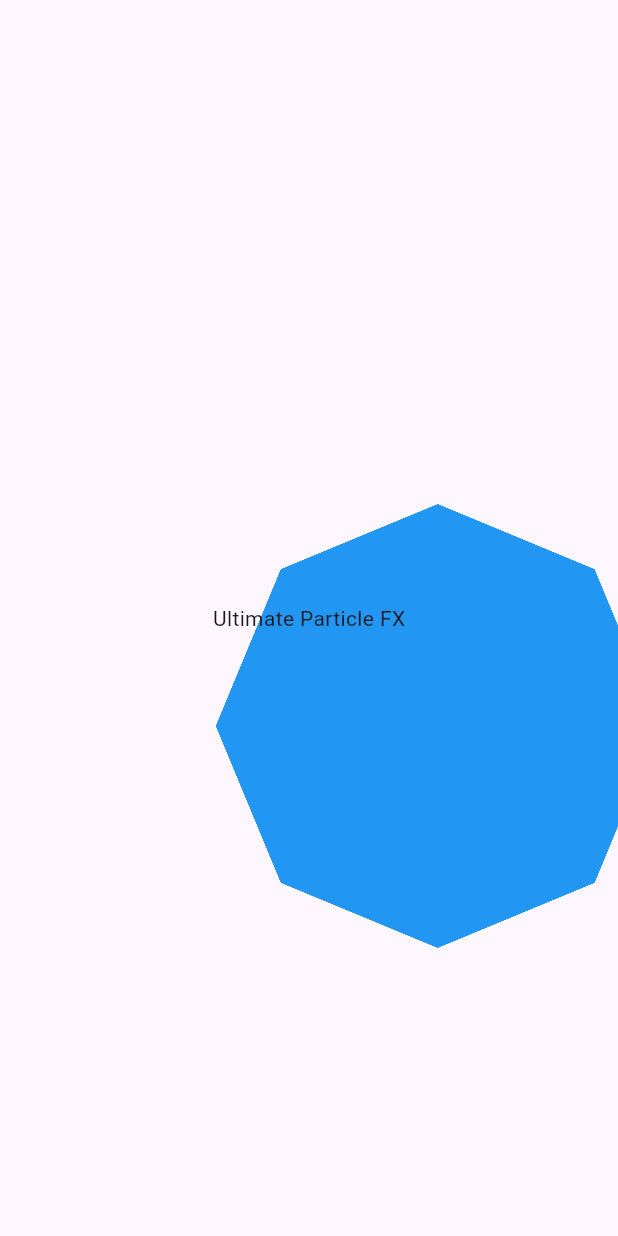
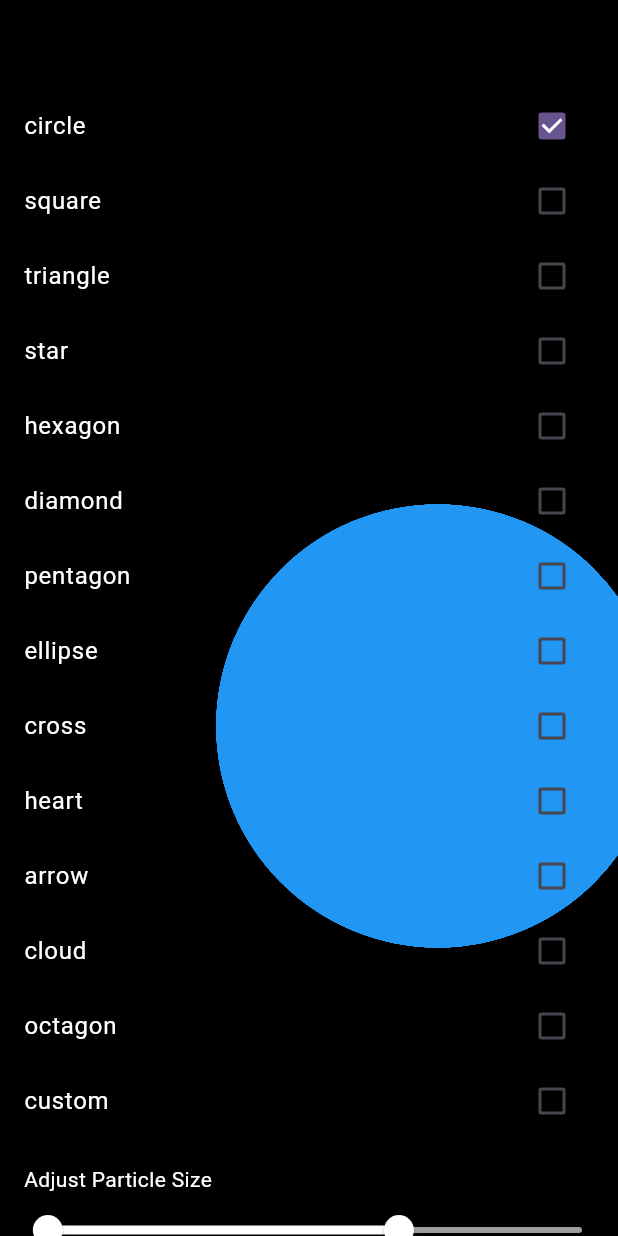
Before and after one commit to saginbajracharya/ultimate_particle_fx, a Flutter app: the screen it shows after launch, on a phone screen of 412 x 824 dp. Run offline on Flutter 3.47's test engine with Material 3 defaults, Android fonts, the phone set to English and light mode, and no system bars.

Commit message:
[Fixed]::example

```diff
--- a/example/lib/main.dart
+++ b/example/lib/main.dart
@@ -1,5 +1,4 @@
 import 'dart:math';
-
 import 'package:flutter/material.dart';
 import 'package:ultimate_particle_fx/ultimate_particle_fx.dart';
 
@@ -32,29 +31,16 @@
   @override
   State<MyHomePage> createState() => _MyHomePageState();
 }
-
 class _MyHomePageState extends State<MyHomePage> {
   final random = Random();
 
-  @override
-  Widget build(BuildContext context) {
-    return Scaffold(
-      extendBodyBehindAppBar: true,
-      body: UltimateParticleFx(
-        neverEnding: true,
-        width: MediaQuery.of(context).size.width+150,
-        height: MediaQuery.of(context).size.height+150,
-        velocity: const Offset(0, 0),
-        position: const Offset(0, 0),
-        colors : const [Colors.green,Colors.yellow,Colors.red,Colors.blue],
-        maxSize: 200.0,
-        minSize: 5.0,
-        lifespan: 1000,
-        speed: 0.5,
-        maxParticles: 10,
-        rotation: 0,
-        rotationSpeed: 0.0,
-        shapes: const [
+  // A set to keep track of selected particle shapes
+  final Set<ParticleShape> _selectedShapes = {
+    ParticleShape.circle,
+  };
+
+  // List of all available shapes
+  final List<ParticleShape> _allShapes = const [
     ParticleShape.circle,
     ParticleShape.square,
     ParticleShape.triangle,
@@ -69,16 +55,112 @@
     ParticleShape.cloud,
     ParticleShape.octagon,
     ParticleShape.custom
-        ],
+  ];
+
+  // Initial range for min and max size
+  RangeValues _particleSizeRange = const RangeValues(5.0, 200.0);
+
+  // Helper method to toggle particle shapes on checkbox change
+  void _toggleShape(ParticleShape shape, bool isSelected) {
+    setState(() {
+      if (isSelected) {
+        _selectedShapes.add(shape);
+      } else {
+        _selectedShapes.remove(shape);
+      }
+    });
+  }
+
+  @override
+  Widget build(BuildContext context) {
+    return Scaffold(
+      backgroundColor: Colors.black,
+      extendBodyBehindAppBar: true,
+      body: Stack(
+        children: [
+          UltimateParticleFx(
+            neverEnding: true,
+            width: MediaQuery.of(context).size.width + 150,
+            height: MediaQuery.of(context).size.height + 150,
+            velocity: const Offset(0, 0),
+            position: const Offset(0, 0),
+            colors: const [Colors.green, Colors.yellow, Colors.red, Colors.blue],
+            maxSize: _particleSizeRange.end,
+            minSize: _particleSizeRange.start,
+            lifespan: 1000,
+            speed: 0.5,
+            maxParticles: 10,
+            rotation: 0,
+            rotationSpeed: 0.0,
+            shapes: _selectedShapes.toList(), // Use selected shapes
             customParticleImage: const [
               AssetImage('assets/images/cloud.png'),
               AssetImage('assets/images/coin.png'),
-          // NetworkImage('https://www.vhv.rs/dpng/d/397-3976228_wispy-clouds-sprite-cloud-sprite-hd-png-download.png'),
             ],
-        child: const Center(
-          child: Text('Ultimate Particle FX')
-        )
-      )
+            child: const Center(child: Text('')),
+          ),
+          SingleChildScrollView(
+            physics: const AlwaysScrollableScrollPhysics(),
+            child: Column(
+              crossAxisAlignment: CrossAxisAlignment.start,
+              mainAxisAlignment: MainAxisAlignment.start,
+              mainAxisSize: MainAxisSize.max,
+              children: [
+                const SizedBox(height: kBottomNavigationBarHeight),
+                Column(
+                  crossAxisAlignment: CrossAxisAlignment.start,
+                  mainAxisAlignment: MainAxisAlignment.start,
+                  mainAxisSize: MainAxisSize.max,
+                  children: _allShapes.map((shape) {
+                    return SizedBox(
+                      width: double.infinity,
+                      height: 50,
+                      child: CheckboxListTile(
+                        title: Text(shape.toString().split('.').last,style: const TextStyle(color:Colors.white)), // Display shape name
+                        value: _selectedShapes.contains(shape),
+                        onChanged: (bool? value) {
+                          _toggleShape(shape, value ?? false);
+                        },
+                      ),
+                    );
+                  }).toList(),
+                ),
+                const SizedBox(height: 20),
+                // Add a text description for the range slider
+                const Padding(
+                  padding: EdgeInsets.symmetric(horizontal: 16.0),
+                  child: Text('Adjust Particle Size', style: TextStyle(color: Colors.white)),
+                ),
+                RangeSlider(
+                  activeColor: Colors.white,
+                  inactiveColor: Colors.grey,
+                  values: _particleSizeRange,
+                  min: 0.1,  // Minimum size for particles
+                  max: 300.0,  // Maximum size for particles
+                  divisions: 100,  // Optional, to control steps between values
+                  labels: RangeLabels(
+                    _particleSizeRange.start.round().toString(),
+                    _particleSizeRange.end.round().toString(),
+                  ),
+                  onChanged: (RangeValues newRange) {
+                    setState(() {
+                      _particleSizeRange = newRange;
+                    });
+                  },
+                ),
+                // Display current range values
+                Padding(
+                  padding: const EdgeInsets.symmetric(horizontal: 16.0),
+                  child: Text(
+                    'Min Size: ${_particleSizeRange.start.toStringAsFixed(1)}, Max Size: ${_particleSizeRange.end.toStringAsFixed(1)}',
+                    style: const TextStyle(color: Colors.white),
+                  ),
+                ),
+              ],
+            ),
+          ),
+        ],
+      ),
     );
   }
 }
--- a/lib/ultimate_particle_fx.dart
+++ b/lib/ultimate_particle_fx.dart
@@ -37,7 +37,7 @@ class UltimateParticleFx extends StatefulWidget {
     this.lifespan = 100.0,
     this.maxParticles= 100,
     this.speed = 1.0,
-    this.shapes = const [ParticleShape.circle],
+    this.shapes = const [ParticleShape.heart],
     this.customParticleImage,
     this.rotation = 0.0,
     this.rotationSpeed = 0.0,
@@ -67,7 +67,12 @@ class UltimateParticleFxState extends State<UltimateParticleFx> with TickerProvi
       final containerSize = Size(widget.width, widget.height);
       // Add initial particles
       for (int i = 0; i < widget.maxParticles; i++) {
-        particles.add(createParticle(containerSize));
+        final newParticle = createParticle(containerSize);
+        if (newParticle != null) {
+          particles.add(newParticle);
+        }else{
+          particles.clear();
+        }
       }
       _controller.addListener(() {
         updateParticles(containerSize);
@@ -100,7 +105,11 @@ class UltimateParticleFxState extends State<UltimateParticleFx> with TickerProvi
     }
   }
 
-  Particle createParticle(Size containerSize) {
+  Particle? createParticle(Size containerSize) {
+    if (widget.shapes.isEmpty) {
+      particles.clear();
+      return null; // Return null if no shapes are defined
+    }
     final random = Random();
     final angle = random.nextDouble() * 2 * pi; // Random angle
     final speed = widget.speed; // Use the speed parameter
@@ -130,6 +139,10 @@ class UltimateParticleFxState extends State<UltimateParticleFx> with TickerProvi
   }
 
   void updateParticles(Size containerSize) {
+    if (widget.shapes.isEmpty) {
+      particles.clear();
+      return; // Skip updating particles if no shapes are defined
+    }
     setState(() {
       for (var particle in particles) {
         particle.position += particle.velocity;
@@ -147,7 +160,13 @@ class UltimateParticleFxState extends State<UltimateParticleFx> with TickerProvi
       if (widget.neverEnding) {
         int missingParticles = widget.maxParticles - particles.length;
         for (int i = 0; i < missingParticles; i++) {
-          particles.add(createParticle(containerSize));
+          final newParticle = createParticle(containerSize);
+          if (newParticle != null) {
+            particles.add(newParticle);
+          }
+          else{
+            particles.clear();
+          }
         }
       }
     });
```
Lines whose indentation alone changed are shown as unchanged.
